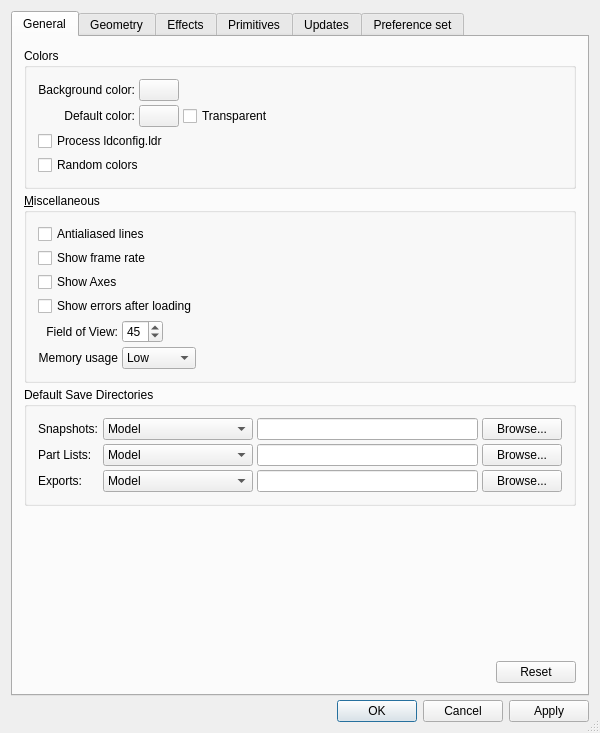
This is QT/PreferencesPanel.ui in tcobbs/ldview as Qt 5 draws it before an edit. The edited form follows.
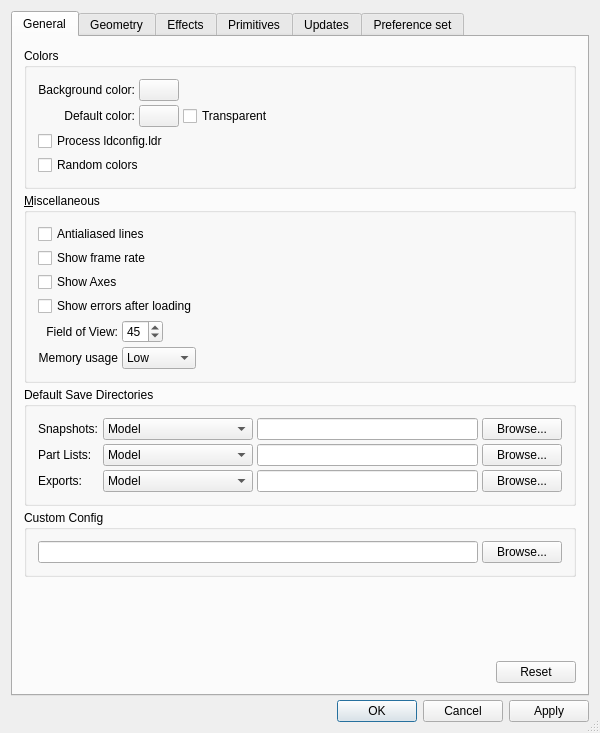
This is the edited form. Icons and pictures are not drawn.

Commit message: Qt: add custom config to UI

```diff
--- a/QT/PreferencesPanel.ui
+++ b/QT/PreferencesPanel.ui
@@ -489,6 +489,43 @@
          </layout>
         </widget>
        </item>
+       <item>
+        <widget class="QGroupBox" name="customConfigBox">
+         <property name="sizePolicy">
+          <sizepolicy hsizetype="Expanding" vsizetype="Fixed">
+           <horstretch>0</horstretch>
+           <verstretch>0</verstretch>
+          </sizepolicy>
+         </property>
+         <property name="title">
+          <string>Custom Config</string>
+         </property>
+         <layout class="QHBoxLayout">
+          <property name="spacing">
+           <number>4</number>
+          </property>
+          <property name="margin">
+           <number>11</number>
+          </property>
+          <item>
+           <widget class="QLineEdit" name="customConfigEdit"/>
+          </item>
+          <item>
+           <widget class="QPushButton" name="customConfigButton">
+            <property name="sizePolicy">
+             <sizepolicy hsizetype="Fixed" vsizetype="Fixed">
+              <horstretch>0</horstretch>
+              <verstretch>0</verstretch>
+             </sizepolicy>
+            </property>
+            <property name="text">
+             <string>Browse...</string>
+            </property>
+           </widget>
+          </item>
+         </layout>
+        </widget>
+       </item>
        <item>
         <spacer name="Spacer3">
          <property name="orientation">
```
The commit also changes 2 other files.
